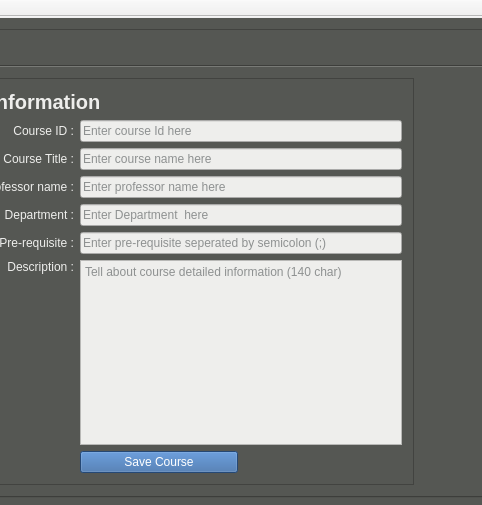
The window that mainwindow.ui (DineshDC/StudentDB) describes before a commit, drawn with Qt 5; both pictures show x 397 to 879 and y 0 to 505 of the 1126 by 656 pixel window.
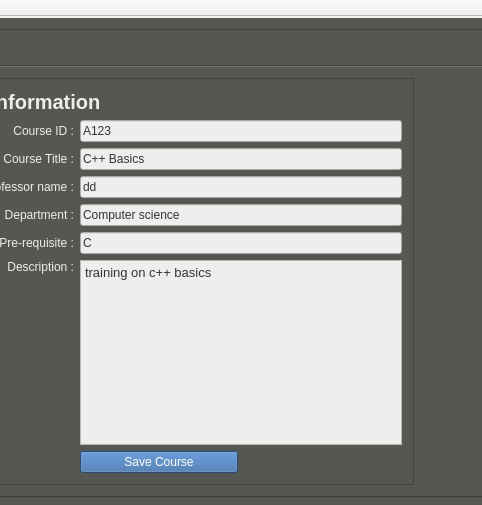
The same window after the commit. The open tabs and pages were chosen to show the change.

```diff
--- a/mainwindow.ui
+++ b/mainwindow.ui
@@ -571,6 +571,9 @@
                   <layout class="QGridLayout" name="gridLayout_5">
                    <item row="4" column="1" colspan="2">
                     <widget class="QLineEdit" name="le_professor_name">
+                     <property name="text">
+                      <string>dd</string>
+                     </property>
                      <property name="placeholderText">
                       <string>Enter professor name here</string>
                      </property>
@@ -578,6 +581,9 @@
                    </item>
                    <item row="5" column="1" colspan="2">
                     <widget class="QLineEdit" name="le_course_dept_name">
+                     <property name="text">
+                      <string>Computer science</string>
+                     </property>
                      <property name="placeholderText">
                       <string>Enter Department  here</string>
                      </property>
@@ -669,6 +675,9 @@
                    </item>
                    <item row="3" column="1" colspan="2">
                     <widget class="QLineEdit" name="le_course_title">
+                     <property name="text">
+                      <string>C++ Basics</string>
+                     </property>
                      <property name="placeholderText">
                       <string>Enter course name here</string>
                      </property>
@@ -676,6 +685,9 @@
                    </item>
                    <item row="6" column="1" colspan="2">
                     <widget class="QLineEdit" name="le_prerequires">
+                     <property name="text">
+                      <string>C</string>
+                     </property>
                      <property name="placeholderText">
                       <string>Enter pre-requisite seperated by semicolon (;)</string>
                      </property>
@@ -683,6 +695,14 @@
                    </item>
                    <item row="7" column="1" colspan="2">
                     <widget class="QTextEdit" name="textEdit_desciption">
+                     <property name="html">
+                      <string>&lt;!DOCTYPE HTML PUBLIC &quot;-//W3C//DTD HTML 4.0//EN&quot; &quot;http://www.w3.org/TR/REC-html40/strict.dtd&quot;&gt;
+&lt;html&gt;&lt;head&gt;&lt;meta name=&quot;qrichtext&quot; content=&quot;1&quot; /&gt;&lt;style type=&quot;text/css&quot;&gt;
+p, li { white-space: pre-wrap; }
+&lt;/style&gt;&lt;/head&gt;&lt;body style=&quot; font-family:'Noto Sans'; font-size:10pt; font-weight:72; font-style:normal;&quot;&gt;
+&lt;p style=&quot; margin-top:0px; margin-bottom:0px; margin-left:0px; margin-right:0px; -qt-block-indent:0; text-indent:0px;&quot;&gt;training on c++ basics&lt;/p&gt;
+&lt;p style=&quot;-qt-paragraph-type:empty; margin-top:0px; margin-bottom:0px; margin-left:0px; margin-right:0px; -qt-block-indent:0; text-indent:0px;&quot;&gt;&lt;br /&gt;&lt;/p&gt;&lt;/body&gt;&lt;/html&gt;</string>
+                     </property>
                      <property name="placeholderText">
                       <string>Tell about course detailed information (140 char)</string>
                      </property>
@@ -722,6 +742,9 @@
                    </item>
                    <item row="1" column="1" colspan="2">
                     <widget class="QLineEdit" name="le_course_id">
+                     <property name="text">
+                      <string>A123</string>
+                     </property>
                      <property name="placeholderText">
                       <string>Enter course Id here</string>
                      </property>
```
Left out of the diff: 19 changed lines with no effect on the pictures.
